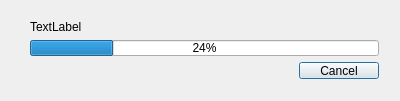
Before: the Qt Designer form IntegratedImpedanceSensingSystem/measurementprogdlg.ui in pmanandhar1452/ImpedanceSensingSystem, drawn with Qt 5.
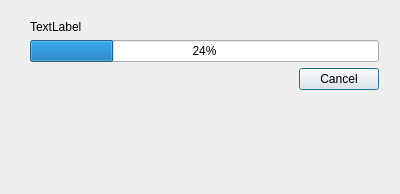
After: the same form once the commit is applied.

```diff
--- a/IntegratedImpedanceSensingSystem/measurementprogdlg.ui
+++ b/IntegratedImpedanceSensingSystem/measurementprogdlg.ui
@@ -7,7 +7,7 @@
     <x>0</x>
     <y>0</y>
     <width>400</width>
-    <height>101</height>
+    <height>194</height>
    </rect>
   </property>
   <property name="windowTitle">
@@ -19,7 +19,7 @@
      <x>19</x>
      <y>9</y>
      <width>371</width>
-     <height>81</height>
+     <height>181</height>
     </rect>
    </property>
    <layout class="QVBoxLayout" name="verticalLayout">
```
